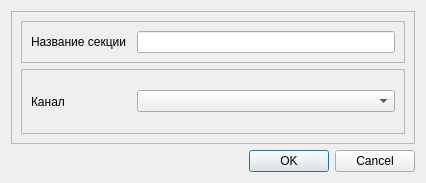
Before: the Qt Designer form signal_analysis/misc/createsectiondialog.ui in grigp/a-analyser, drawn with Qt 5.
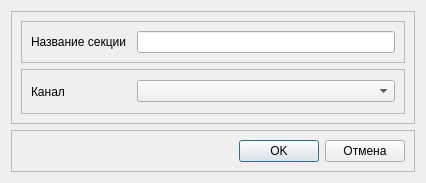
After: the same form once the commit is applied.

Commit message: Замена ButtonBar в диалоговых окнах

Patch:
```diff
--- a/signal_analysis/misc/createsectiondialog.ui
+++ b/signal_analysis/misc/createsectiondialog.ui
@@ -101,13 +101,48 @@
     </widget>
    </item>
    <item>
-    <widget class="QDialogButtonBox" name="buttonBox">
-     <property name="orientation">
-      <enum>Qt::Horizontal</enum>
+    <widget class="QFrame" name="frModalButtons">
+     <property name="sizePolicy">
+      <sizepolicy hsizetype="Preferred" vsizetype="Fixed">
+       <horstretch>0</horstretch>
+       <verstretch>0</verstretch>
+      </sizepolicy>
      </property>
-     <property name="standardButtons">
-      <set>QDialogButtonBox::Cancel|QDialogButtonBox::Ok</set>
+     <property name="frameShape">
+      <enum>QFrame::StyledPanel</enum>
      </property>
+     <property name="frameShadow">
+      <enum>QFrame::Raised</enum>
+     </property>
+     <layout class="QHBoxLayout" name="horizontalLayout_10">
+      <item>
+       <spacer name="horizontalSpacer_5">
+        <property name="orientation">
+         <enum>Qt::Horizontal</enum>
+        </property>
+        <property name="sizeHint" stdset="0">
+         <size>
+          <width>40</width>
+          <height>20</height>
+         </size>
+        </property>
+       </spacer>
+      </item>
+      <item>
+       <widget class="QPushButton" name="btnOK">
+        <property name="text">
+         <string>OK</string>
+        </property>
+       </widget>
+      </item>
+      <item>
+       <widget class="QPushButton" name="btnCancel">
+        <property name="text">
+         <string>Отмена</string>
+        </property>
+       </widget>
+      </item>
+     </layout>
     </widget>
    </item>
   </layout>
```
Left out of the diff: 24 changed lines with no effect on the pictures. The commit also changes 19 other files.
